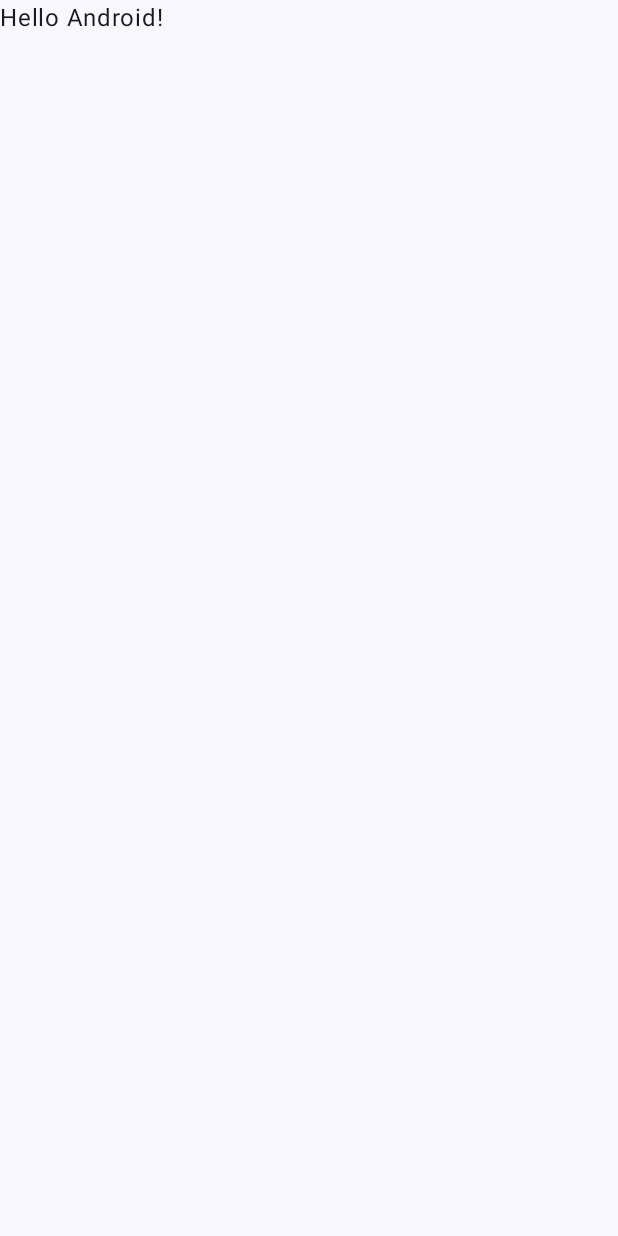
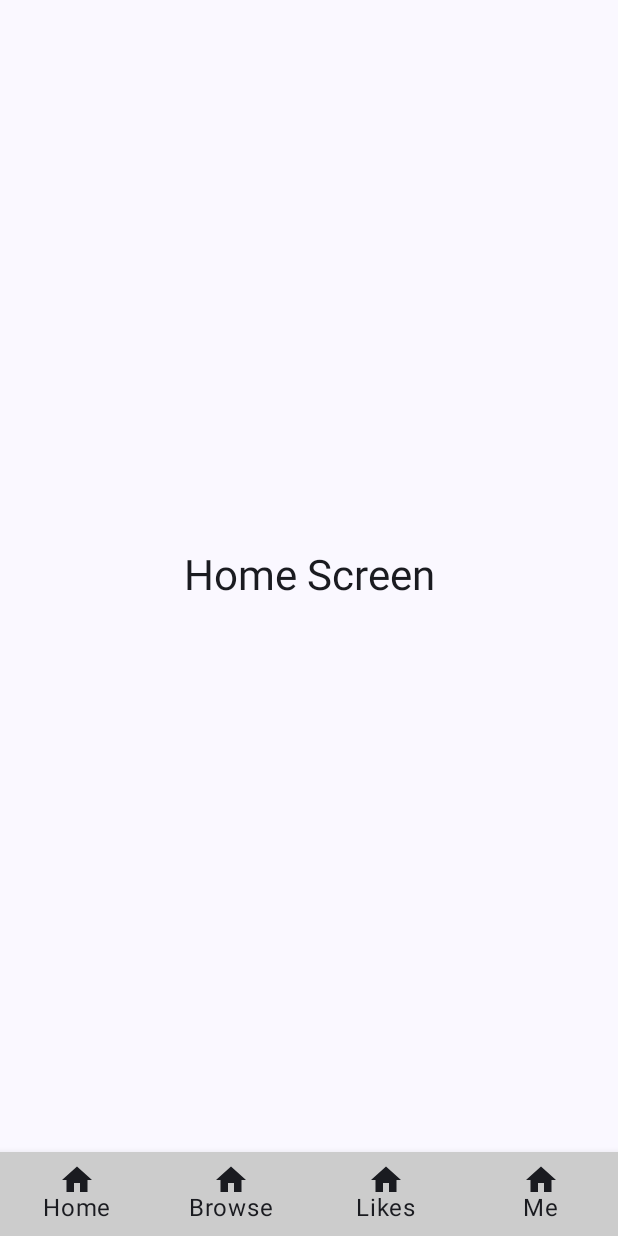
Before and after one commit to FIT5046-Assignment-Group-4/Assignment_app, an Android app built with Jetpack Compose: the screen it shows after launch (MainActivity), on a phone screen of 412 x 824 dp. Before the commit the screen is almost empty. Run offline under Robolectric (Android 15) with nearby library versions, the phone set to English and light mode, and no system bars.

Commit message:
- Created the navigation bar with the default pages - Created home, browse, wishlist and account page

```diff
--- a/Gameverse/app/build.gradle.kts
+++ b/Gameverse/app/build.gradle.kts
@@ -63,4 +63,6 @@ dependencies {
     androidTestImplementation("androidx.compose.ui:ui-test-junit4")
     debugImplementation("androidx.compose.ui:ui-tooling")
     debugImplementation("androidx.compose.ui:ui-test-manifest")
+    implementation("androidx.compose.material:material:1.6.3")
+    implementation("androidx.navigation:navigation-compose:2.7.7")
 }
--- /dev/null
+++ b/Gameverse/app/src/main/java/com/example/gameverse/BottomNavigationBar.kt
@@ -0,0 +1,70 @@
+package com.example.gameverse
+
+import androidx.compose.foundation.layout.padding
+import androidx.compose.material.BottomNavigation
+import androidx.compose.material.BottomNavigationItem
+import androidx.compose.material.icons.Icons
+import androidx.compose.material.icons.filled.Home
+import androidx.compose.material3.Icon
+import androidx.compose.material3.Scaffold
+import androidx.compose.material3.Text
+import androidx.compose.runtime.Composable
+import androidx.compose.runtime.getValue
+import androidx.compose.ui.Modifier
+import androidx.compose.ui.graphics.Color
+import androidx.navigation.NavDestination.Companion.hierarchy
+import androidx.navigation.NavGraph.Companion.findStartDestination
+import androidx.navigation.compose.NavHost
+import androidx.navigation.compose.composable
+import androidx.navigation.compose.currentBackStackEntryAsState
+import androidx.navigation.compose.rememberNavController
+
+@Composable
+fun BottomNavigationBar() {
+    val navController = rememberNavController()
+    Scaffold(
+        bottomBar = {
+            BottomNavigation (backgroundColor= Color.LightGray ){
+                val navBackStackEntry by navController.currentBackStackEntryAsState()
+                val currentDestination = navBackStackEntry?.destination
+
+                NavBarItem().NavBarItems().forEach { navItem -> BottomNavigationItem(
+                    icon = { Icon(Icons.Filled.Home, contentDescription = null) },
+                    label = { Text(navItem.label) },
+                    selected = currentDestination?.hierarchy?.any {
+                        it.route == navItem.route
+                    } == true,
+                    onClick = {
+                        navController.navigate(navItem.route) {
+                            // popUpTo is used to pop up to a given destination before navigating
+                            popUpTo(navController.graph.findStartDestination().id) {
+                                saveState = true
+                            }
+                            //at most one copy of a given destination on the
+                            launchSingleTop = true
+                            // this navigation action should restore any
+                            restoreState = true }
+                    }
+                )
+                } }
+        }
+    ) { paddingValues ->
+        NavHost(
+            navController,
+            startDestination = Routes.Home.value,
+            Modifier.padding(paddingValues)
+        ){
+            composable(Routes.Home.value) {
+                Home(navController)
+            }
+            composable(Routes.Browse.value) {
+                Browse(navController)
+            }
+            composable(Routes.Likes.value) {
+                Likes(navController)
+            }
+            composable(Routes.Me.value) {
+                Me(navController)
+            } }
+    }
+}
--- /dev/null
+++ b/Gameverse/app/src/main/java/com/example/gameverse/Home.kt
@@ -0,0 +1,26 @@
+package com.example.gameverse
+
+import androidx.compose.foundation.layout.Box
+import androidx.compose.foundation.layout.Column
+import androidx.compose.foundation.layout.Spacer
+import androidx.compose.foundation.layout.fillMaxSize
+import androidx.compose.foundation.layout.size
+import androidx.compose.material3.MaterialTheme
+import androidx.compose.material3.Text
+import androidx.compose.runtime.Composable
+import androidx.compose.ui.Alignment
+import androidx.compose.ui.Modifier
+import androidx.compose.ui.unit.dp
+import androidx.navigation.NavHostController
+
+@Composable
+fun Home(navController: NavHostController) {
+    Box(modifier = Modifier.fillMaxSize(),
+        contentAlignment = Alignment.Center
+    )
+    {
+        Column(horizontalAlignment = Alignment.CenterHorizontally) {
+            Text(text = "Home Screen",
+                style = MaterialTheme.typography.headlineMedium)
+        } }
+}
--- a/Gameverse/app/src/main/java/com/example/gameverse/MainActivity.kt
+++ b/Gameverse/app/src/main/java/com/example/gameverse/MainActivity.kt
@@ -19,25 +19,10 @@ class MainActivity : ComponentActivity() {
             GameverseTheme {
                 // A surface container using the 'background' color from the theme
                 Surface(modifier = Modifier.fillMaxSize(), color = MaterialTheme.colorScheme.background) {
-                    Greeting("Android")
+                    // Greeting("Android")
+                    BottomNavigationBar()
                 }
             }
         }
     }
 }
-
-@Composable
-fun Greeting(name: String, modifier: Modifier = Modifier) {
-    Text(
-            text = "Hello $name!",
-            modifier = modifier
-    )
-}
-
-@Preview(showBackground = true)
-@Composable
-fun GreetingPreview() {
-    GameverseTheme {
-        Greeting("Android")
-    }
-}
--- /dev/null
+++ b/Gameverse/app/src/main/java/com/example/gameverse/NavBarItem.kt
@@ -0,0 +1,32 @@
+package com.example.gameverse
+
+import androidx.compose.material.icons.Icons
+import androidx.compose.material.icons.filled.AccountCircle
+import androidx.compose.material.icons.filled.Home
+import androidx.compose.material.icons.filled.Person
+import androidx.compose.ui.graphics.vector.ImageVector
+
+
+data class NavBarItem (
+    val label : String = "",
+    val icon : ImageVector = Icons.Filled.Home, val route : String = ""
+){
+    fun NavBarItems(): List<NavBarItem> {
+        return listOf( NavBarItem(
+            label = "Home",
+            icon = Icons.Filled.Home, route = Routes.Home.value
+            ),
+            NavBarItem(
+                label = "Browse",
+                icon = Icons.Filled.AccountCircle, route = Routes.Browse.value
+            ),
+            NavBarItem(
+                label = "Likes",
+                icon = Icons.Filled.Home, route = Routes.Likes.value
+            ),
+            NavBarItem(
+                label = "Me",
+                icon = Icons.Filled.Person, route = Routes.Me.value
+            ),)
+    }
+}
--- /dev/null
+++ b/Gameverse/app/src/main/java/com/example/gameverse/NavRoutes.kt
@@ -0,0 +1,8 @@
+package com.example.gameverse
+
+enum class Routes(val value: String) {
+    Home("Home"),
+    Browse("Browse"),
+    Likes("Likes"),
+    Me("Me")
+}
```
Also changed, not shown: Gameverse/app/src/main/java/com/example/gameverse/Browse.kt (added, +26 -0 lines), Gameverse/app/src/main/java/com/example/gameverse/Likes.kt (added, +26 -0 lines), Gameverse/app/src/main/java/com/example/gameverse/Me.kt (added, +26 -0 lines).
